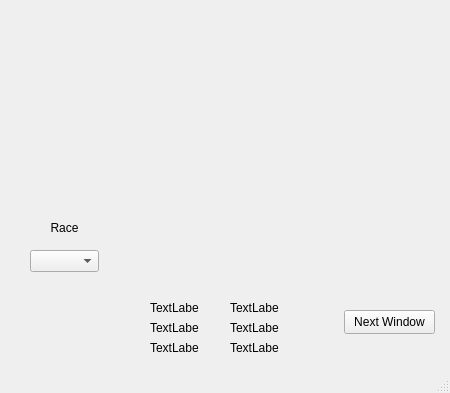
Old version of the form mainWindow.ui in the repository Tetra93/pythonProject.
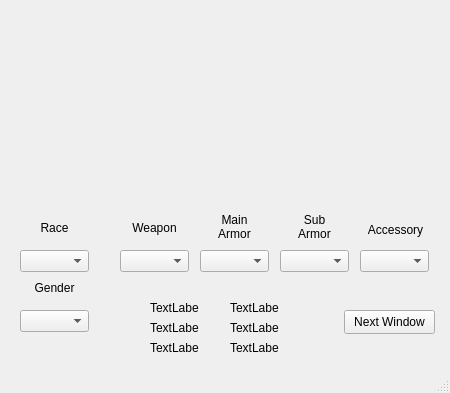
New version of the form.

Commit message: finally got an artifact sorting algorithm working

The edit to the form file:
```diff
--- a/mainWindow.ui
+++ b/mainWindow.ui
@@ -108,7 +108,7 @@
    <widget class="QComboBox" name="comboBox">
     <property name="geometry">
      <rect>
-      <x>30</x>
+      <x>20</x>
       <y>250</y>
       <width>69</width>
       <height>22</height>
@@ -118,7 +118,7 @@
    <widget class="QLabel" name="label">
     <property name="geometry">
      <rect>
-      <x>40</x>
+      <x>30</x>
       <y>220</y>
       <width>49</width>
       <height>16</height>
@@ -131,6 +131,142 @@
      <set>Qt::AlignCenter</set>
     </property>
    </widget>
+   <widget class="QComboBox" name="gender_box">
+    <property name="geometry">
+     <rect>
+      <x>20</x>
+      <y>310</y>
+      <width>69</width>
+      <height>22</height>
+     </rect>
+    </property>
+   </widget>
+   <widget class="QComboBox" name="weapon_box">
+    <property name="geometry">
+     <rect>
+      <x>120</x>
+      <y>250</y>
+      <width>69</width>
+      <height>22</height>
+     </rect>
+    </property>
+   </widget>
+   <widget class="QLabel" name="label_2">
+    <property name="geometry">
+     <rect>
+      <x>30</x>
+      <y>280</y>
+      <width>49</width>
+      <height>16</height>
+     </rect>
+    </property>
+    <property name="text">
+     <string>Gender</string>
+    </property>
+    <property name="alignment">
+     <set>Qt::AlignCenter</set>
+    </property>
+   </widget>
+   <widget class="QComboBox" name="main_armor_box">
+    <property name="geometry">
+     <rect>
+      <x>200</x>
+      <y>250</y>
+      <width>69</width>
+      <height>22</height>
+     </rect>
+    </property>
+   </widget>
+   <widget class="QComboBox" name="sub_armor_box">
+    <property name="geometry">
+     <rect>
+      <x>280</x>
+      <y>250</y>
+      <width>69</width>
+      <height>22</height>
+     </rect>
+    </property>
+   </widget>
+   <widget class="QLabel" name="label_3">
+    <property name="geometry">
+     <rect>
+      <x>130</x>
+      <y>220</y>
+      <width>49</width>
+      <height>16</height>
+     </rect>
+    </property>
+    <property name="text">
+     <string>Weapon</string>
+    </property>
+    <property name="alignment">
+     <set>Qt::AlignCenter</set>
+    </property>
+   </widget>
+   <widget class="QLabel" name="label_4">
+    <property name="geometry">
+     <rect>
+      <x>210</x>
+      <y>210</y>
+      <width>49</width>
+      <height>31</height>
+     </rect>
+    </property>
+    <property name="text">
+     <string>Main Armor</string>
+    </property>
+    <property name="alignment">
+     <set>Qt::AlignBottom|Qt::AlignHCenter</set>
+    </property>
+    <property name="wordWrap">
+     <bool>true</bool>
+    </property>
+   </widget>
+   <widget class="QLabel" name="sub_armor_label">
+    <property name="geometry">
+     <rect>
+      <x>290</x>
+      <y>210</y>
+      <width>49</width>
+      <height>31</height>
+     </rect>
+    </property>
+    <property name="text">
+     <string>Sub Armor</string>
+    </property>
+    <property name="alignment">
+     <set>Qt::AlignBottom|Qt::AlignHCenter</set>
+    </property>
+    <property name="wordWrap">
+     <bool>true</bool>
+    </property>
+   </widget>
+   <widget class="QComboBox" name="accessory_box">
+    <property name="geometry">
+     <rect>
+      <x>360</x>
+      <y>250</y>
+      <width>69</width>
+      <height>22</height>
+     </rect>
+    </property>
+   </widget>
+   <widget class="QLabel" name="label_6">
+    <property name="geometry">
+     <rect>
+      <x>360</x>
+      <y>220</y>
+      <width>71</width>
+      <height>20</height>
+     </rect>
+    </property>
+    <property name="text">
+     <string>Accessory</string>
+    </property>
+    <property name="alignment">
+     <set>Qt::AlignCenter</set>
+    </property>
+   </widget>
   </widget>
   <widget class="QStatusBar" name="statusbar"/>
  </widget>
```
The commit also changes 1 other file.
